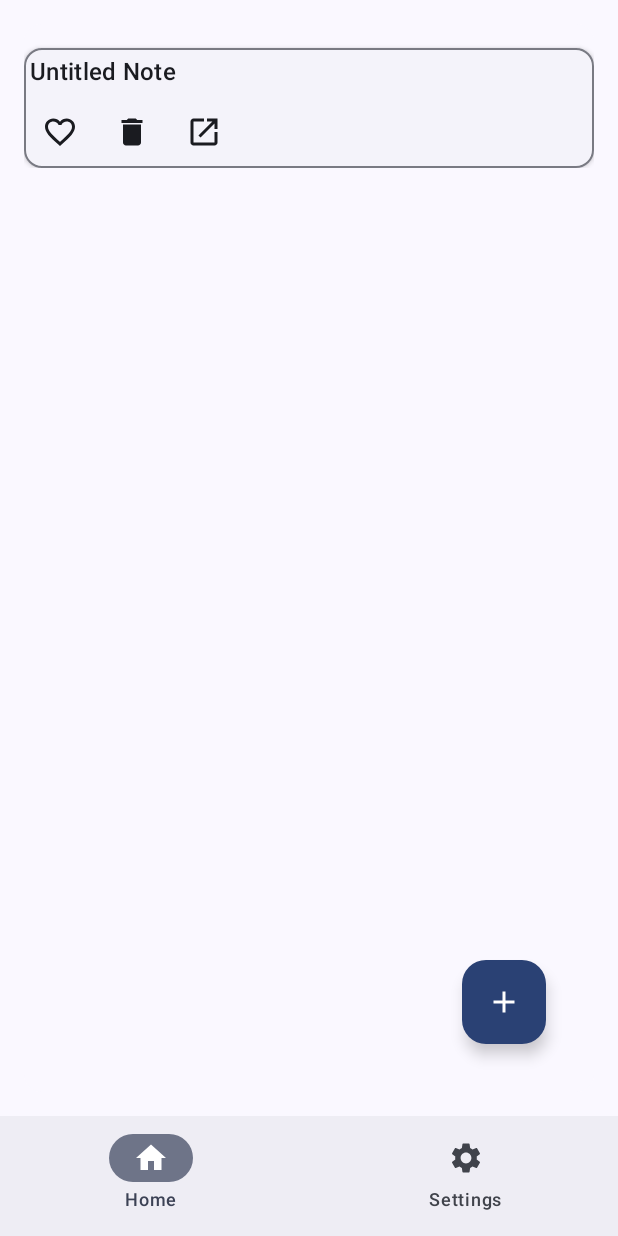
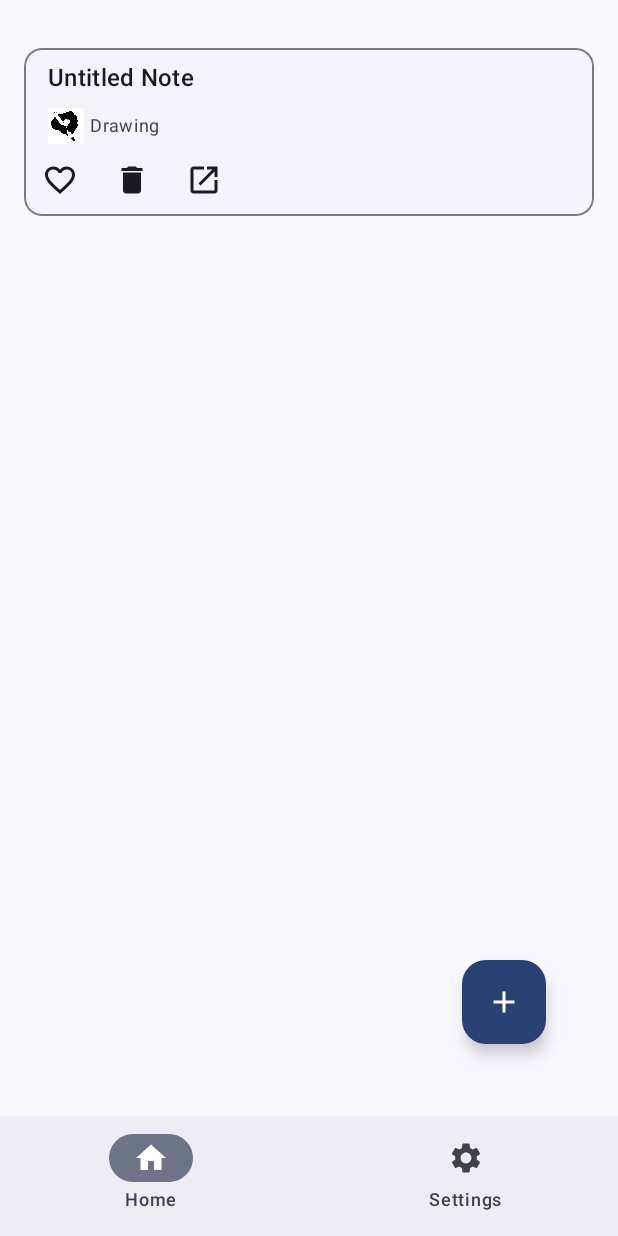
Before and after one commit to cka-dev/cahier-dnd, an Android app built with Jetpack Compose: the home screen opened through its navigation route, on a phone screen of 412 x 824 dp. Run offline under Robolectric (Android 15) with nearby library versions, the phone set to English and light mode, and no system bars; our stand-ins replace Dagger/Hilt's generated code, Room's generated code, navigation suite; libraries missing offline, so code that uses them is left out: androidx.ink.brush, androidx.ink.storage, androidx.ink.strokes; pictures from the network do not load.

Commit message:
show image and note in NoteItem
Change-Id: If10255983dbee0e9230c93155f4cc891ac229ce7

```diff
--- a/app/src/main/java/com/example/cahier/ui/CahierHomeContent.kt
+++ b/app/src/main/java/com/example/cahier/ui/CahierHomeContent.kt
@@ -24,6 +24,8 @@ import androidx.compose.animation.fadeOut
 import androidx.compose.animation.slideInVertically
 import androidx.compose.animation.slideOutVertically
 import androidx.compose.foundation.ExperimentalFoundationApi
+import androidx.compose.foundation.Image
+import androidx.compose.foundation.background
 import androidx.compose.foundation.clickable
 import androidx.compose.foundation.layout.Arrangement
 import androidx.compose.foundation.layout.Box
@@ -63,6 +65,7 @@ import androidx.compose.runtime.saveable.rememberSaveable
 import androidx.compose.ui.Alignment
 import androidx.compose.ui.Modifier
 import androidx.compose.ui.draw.clip
+import androidx.compose.ui.graphics.Color
 import androidx.compose.ui.layout.ContentScale
 import androidx.compose.ui.res.painterResource
 import androidx.compose.ui.res.stringResource
@@ -186,8 +189,9 @@ fun NoteItem(
     OutlinedCard(
         elevation = CardDefaults.cardElevation(defaultElevation = 2.dp),
         colors = CardDefaults.cardColors(MaterialTheme.colorScheme.surfaceContainerLow),
-        modifier = Modifier
+        modifier = modifier
             .fillMaxWidth()
+            .clip(CardDefaults.outlinedShape)
             .clickable { onClick() }
     ) {
         Text(
@@ -195,17 +199,20 @@ fun NoteItem(
             style = MaterialTheme.typography.titleMedium,
             maxLines = 1,
             overflow = TextOverflow.Ellipsis,
-            modifier = Modifier.padding(4.dp)
+            modifier = Modifier
+                .padding(horizontal = 16.dp, vertical = 8.dp)
         )
 
-        Column(modifier = Modifier.weight(1f)) {
-
-            Spacer(Modifier.height(4.dp))
+        Column(
+            modifier = Modifier
+                .padding(horizontal = 16.dp)
+        ) {
 
             Row(verticalAlignment = Alignment.CenterVertically) {
-                note.imageUriList?.let { uriString ->
+                if (!note.imageUriList.isNullOrEmpty()) {
+                    note.imageUriList.forEach { imageUri ->
                         AsyncImage(
-                        model = uriString,
+                            model = imageUri,
                             contentDescription = stringResource(R.string.note_image_preview),
                             modifier = Modifier
                                 .size(40.dp)
@@ -214,24 +221,27 @@ fun NoteItem(
                             placeholder = painterResource(id = R.drawable.media)
                         )
                         Spacer(Modifier.width(8.dp))
+
+                    }
                 }
 
-                if (note.type == NoteType.TEXT) {
-                    note.text?.let {
+                when (note.type) {
+                    NoteType.TEXT -> {
+                        if (!note.text.isNullOrBlank()) {
                             Text(
-                            text = it,
+                                text = note.text,
                                 style = MaterialTheme.typography.bodyMedium,
                                 maxLines = 2,
                                 overflow = TextOverflow.Ellipsis,
                                 color = MaterialTheme.colorScheme.onSurfaceVariant
                             )
                         }
-                } else {
-                    Icon(
+                    }
+                    NoteType.DRAWING -> {
+                        Image(
                             painterResource(id = R.drawable.ic_drawing_mode),
                             contentDescription = stringResource(R.string.drawing_note_indicator),
                             modifier = Modifier.size(24.dp),
-                        tint = MaterialTheme.colorScheme.onSurfaceVariant
                         )
                         Spacer(Modifier.width(4.dp))
                         Text(
@@ -239,7 +249,7 @@ fun NoteItem(
                             style = MaterialTheme.typography.bodySmall,
                             color = MaterialTheme.colorScheme.onSurfaceVariant
                         )
-
+                    }
                 }
             }
         }
```
Lines whose indentation alone changed are shown as unchanged.
